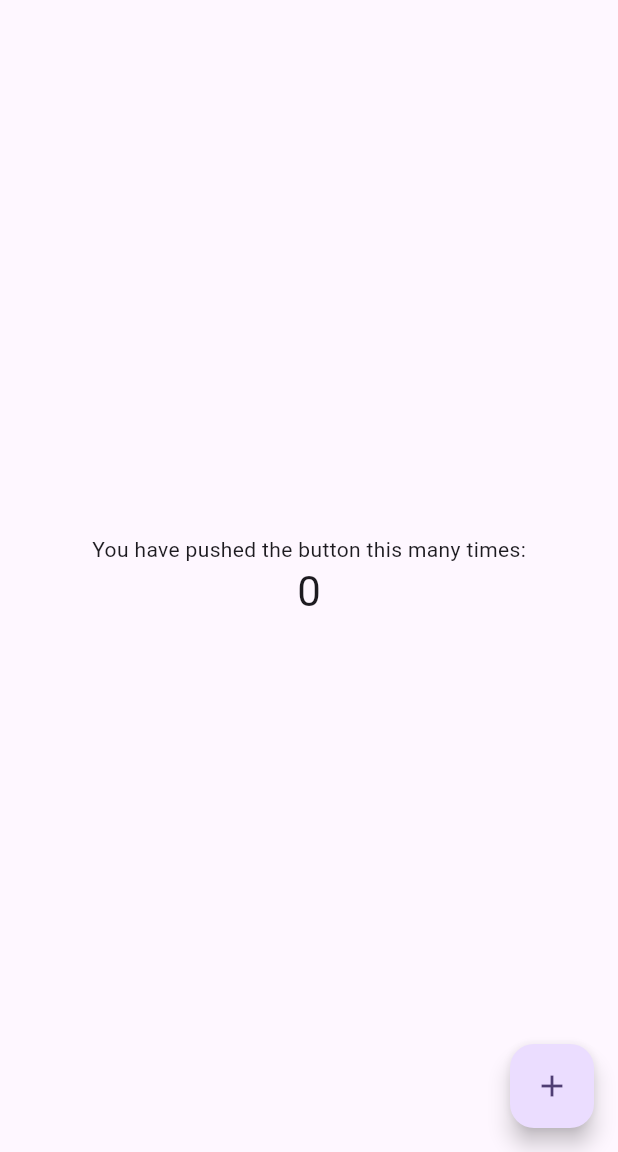
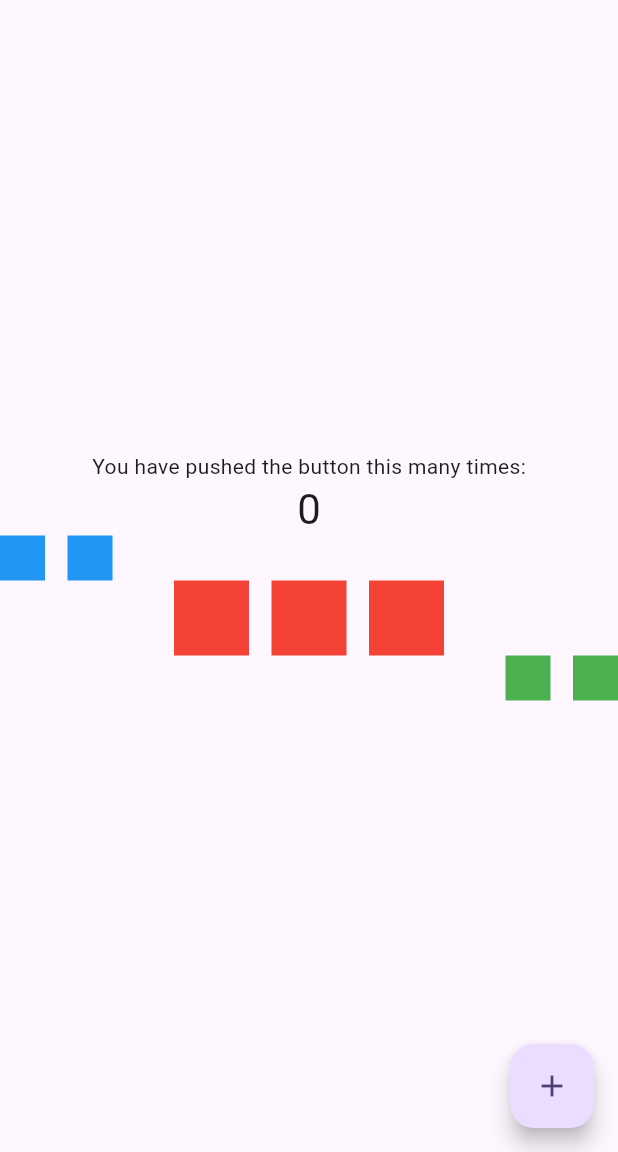
Before and after one commit to ryo-wo-59/flutter-turtrial, a Flutter app: the screen it shows after launch, on a phone screen of 412 x 824 dp, the part 84-1236 px from its top. Run offline on Flutter 3.47's test engine with Material 3 defaults, Android fonts, the phone set to English and light mode, and no system bars.

Commit message:
widget 使ってみる

```diff
--- a/lib/main.dart
+++ b/lib/main.dart
@@ -1,4 +1,5 @@
 import 'package:flutter/material.dart';
+import 'package:flutter_turtrial/my_home_page.dart';
 
 void main() {
   runApp(const MyApp());
@@ -34,89 +35,3 @@ class MyApp extends StatelessWidget {
     );
   }
 }
-
-class MyHomePage extends StatefulWidget {
-  const MyHomePage({super.key, required this.title});
-
-  // This widget is the home page of your application. It is stateful, meaning
-  // that it has a State object (defined below) that contains fields that affect
-  // how it looks.
-
-  // This class is the configuration for the state. It holds the values (in this
-  // case the title) provided by the parent (in this case the App widget) and
-  // used by the build method of the State. Fields in a Widget subclass are
-  // always marked "final".
-
-  final String title;
-
-  @override
-  State<MyHomePage> createState() => _MyHomePageState();
-}
-
-class _MyHomePageState extends State<MyHomePage> {
-  int _counter = 0;
-
-  void _incrementCounter() {
-    setState(() {
-      // This call to setState tells the Flutter framework that something has
-      // changed in this State, which causes it to rerun the build method below
-      // so that the display can reflect the updated values. If we changed
-      // _counter without calling setState(), then the build method would not be
-      // called again, and so nothing would appear to happen.
-      _counter++;
-    });
-  }
-
-  @override
-  Widget build(BuildContext context) {
-    // This method is rerun every time setState is called, for instance as done
-    // by the _incrementCounter method above.
-    //
-    // The Flutter framework has been optimized to make rerunning build methods
-    // fast, so that you can just rebuild anything that needs updating rather
-    // than having to individually change instances of widgets.
-    return Scaffold(
-      appBar: AppBar(
-        // TRY THIS: Try changing the color here to a specific color (to
-        // Colors.amber, perhaps?) and trigger a hot reload to see the AppBar
-        // change color while the other colors stay the same.
-        backgroundColor: Theme.of(context).colorScheme.inversePrimary,
-        // Here we take the value from the MyHomePage object that was created by
-        // the App.build method, and use it to set our appbar title.
-        title: Text(widget.title),
-      ),
-      body: Center(
-        // Center is a layout widget. It takes a single child and positions it
-        // in the middle of the parent.
-        child: Column(
-          // Column is also a layout widget. It takes a list of children and
-          // arranges them vertically. By default, it sizes itself to fit its
-          // children horizontally, and tries to be as tall as its parent.
-          //
-          // Column has various properties to control how it sizes itself and
-          // how it positions its children. Here we use mainAxisAlignment to
-          // center the children vertically; the main axis here is the vertical
-          // axis because Columns are vertical (the cross axis would be
-          // horizontal).
-          //
-          // TRY THIS: Invoke "debug painting" (choose the "Toggle Debug Paint"
-          // action in the IDE, or press "p" in the console), to see the
-          // wireframe for each widget.
-          mainAxisAlignment: MainAxisAlignment.center,
-          children: <Widget>[
-            const Text('You have pushed the button this many times:'),
-            Text(
-              '$_counter',
-              style: Theme.of(context).textTheme.headlineMedium,
-            ),
-          ],
-        ),
-      ),
-      floatingActionButton: FloatingActionButton(
-        onPressed: _incrementCounter,
-        tooltip: 'Increment',
-        child: const Icon(Icons.add),
-      ), // This trailing comma makes auto-formatting nicer for build methods.
-    );
-  }
-}
--- /dev/null
+++ b/lib/my_home_page.dart
@@ -0,0 +1,150 @@
+
+import 'package:flutter/material.dart';
+
+class MyHomePage extends StatefulWidget {
+  const MyHomePage({super.key, required this.title});
+
+  // This widget is the home page of your application. It is stateful, meaning
+  // that it has a State object (defined below) that contains fields that affect
+  // how it looks.
+
+  // This class is the configuration for the state. It holds the values (in this
+  // case the title) provided by the parent (in this case the App widget) and
+  // used by the build method of the State. Fields in a Widget subclass are
+  // always marked "final".
+
+  final String title;
+
+  @override
+  State<MyHomePage> createState() => _MyHomePageState();
+}
+
+class _MyHomePageState extends State<MyHomePage> {
+  int _counter = 0;
+
+  void _incrementCounter() {
+    setState(() {
+      // This call to setState tells the Flutter framework that something has
+      // changed in this State, which causes it to rerun the build method below
+      // so that the display can reflect the updated values. If we changed
+      // _counter without calling setState(), then the build method would not be
+      // called again, and so nothing would appear to happen.
+      _counter++;
+    });
+  }
+
+  @override
+  Widget build(BuildContext context) {
+    // This method is rerun every time setState is called, for instance as done
+    // by the _incrementCounter method above.
+    //
+    // The Flutter framework has been optimized to make rerunning build methods
+    // fast, so that you can just rebuild anything that needs updating rather
+    // than having to individually change instances of widgets.
+    return Scaffold(
+      appBar: AppBar(
+        // TRY THIS: Try changing the color here to a specific color (to
+        // Colors.amber, perhaps?) and trigger a hot reload to see the AppBar
+        // change color while the other colors stay the same.
+        backgroundColor: Theme.of(context).colorScheme.inversePrimary,
+        // Here we take the value from the MyHomePage object that was created by
+        // the App.build method, and use it to set our appbar title.
+        title: Text(widget.title),
+      ),
+      body: Center(
+        // Center is a layout widget. It takes a single child and positions it
+        // in the middle of the parent.
+        child: Column(
+          // Column is also a layout widget. It takes a list of children and
+          // arranges them vertically. By default, it sizes itself to fit its
+          // children horizontally, and tries to be as tall as its parent.
+          //
+          // Column has various properties to control how it sizes itself and
+          // how it positions its children. Here we use mainAxisAlignment to
+          // center the children vertically; the main axis here is the vertical
+          // axis because Columns are vertical (the cross axis would be
+          // horizontal).
+          //
+          // TRY THIS: Invoke "debug painting" (choose the "Toggle Debug Paint"
+          // action in the IDE, or press "p" in the console), to see the
+          // wireframe for each widget.
+          mainAxisAlignment: MainAxisAlignment.center,
+          children: <Widget>[
+            const Text('You have pushed the button this many times:'),
+            Text(
+              '$_counter',
+              style: Theme.of(context).textTheme.headlineMedium,
+            ),
+            Row(
+              mainAxisAlignment: MainAxisAlignment.start,
+              children: [
+                SizedBox(
+                  height: 30,
+                  width: 30,
+                  child: ColoredBox(color: Colors.blue),
+                ),
+                Padding(
+                    padding: EdgeInsets.only(left:15),
+                ),
+                SizedBox(
+                  height: 30,
+                  width: 30,
+                  child: ColoredBox(color: Colors.blue)
+                ),
+              ],
+            ),
+            Row(
+              mainAxisAlignment: MainAxisAlignment.center,
+              children: [
+                SizedBox(
+                  height: 50,
+                  width: 50,
+                  child: ColoredBox(color: Colors.red)
+                ),
+                Padding(
+                  padding: EdgeInsets.only(left:15),
+                ),
+                SizedBox(
+                  height: 50,
+                  width: 50,
+                  child: ColoredBox(color: Colors.red)
+                ),
+                Padding(
+                  padding: EdgeInsets.only(left:15),
+                ),
+                SizedBox(
+                  height: 50,
+                  width: 50,
+                  child: ColoredBox(color: Colors.red)
+                ),
+              ],
+            ),
+            Row(
+              mainAxisAlignment: MainAxisAlignment.end,
+              children: [
+                SizedBox(
+                  height: 30,
+                  width: 30,
+                  child: ColoredBox(color: Colors.green)
+                ),
+                Padding(
+                  padding: EdgeInsets.only(left:15),
+                ),
+                SizedBox(
+                  height: 30,
+                  width: 30,
+                  child: ColoredBox(color: Colors.green)
+                ),
+              ],
+            ),
+          ],
+        ),
+      ),
+      floatingActionButton: FloatingActionButton(
+        onPressed: _incrementCounter,
+        tooltip: 'Increment',
+        child: const Icon(Icons.add),
+      ), // This trailing comma makes auto-formatting nicer for build methods.
+    );
+  }
+}
```
